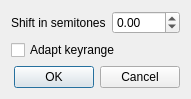
Qt form sources/editor/tools/transpose/tooltranspose_gui.ui (davy7125/polyphone) before a commit.
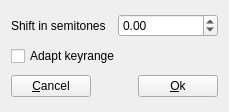
The same form after that commit.

```diff
--- a/sources/editor/tools/transpose/tooltranspose_gui.ui
+++ b/sources/editor/tools/transpose/tooltranspose_gui.ui
@@ -6,8 +6,8 @@
    <rect>
     <x>0</x>
     <y>0</y>
-    <width>184</width>
-    <height>99</height>
+    <width>229</width>
+    <height>112</height>
    </rect>
   </property>
   <property name="windowTitle">
@@ -21,6 +21,44 @@
      </property>
     </widget>
    </item>
+   <item row="1" column="0" colspan="2">
+    <widget class="QCheckBox" name="checkKeyRange">
+     <property name="text">
+      <string>Adapt keyrange</string>
+     </property>
+    </widget>
+   </item>
+   <item row="2" column="0" colspan="2">
+    <layout class="QHBoxLayout" name="horizontalLayout">
+     <item>
+      <widget class="QPushButton" name="pushCancel">
+       <property name="text">
+        <string>&amp;Cancel</string>
+       </property>
+      </widget>
+     </item>
+     <item>
+      <spacer name="horizontalSpacer">
+       <property name="orientation">
+        <enum>Qt::Horizontal</enum>
+       </property>
+       <property name="sizeHint" stdset="0">
+        <size>
+         <width>40</width>
+         <height>20</height>
+        </size>
+       </property>
+      </spacer>
+     </item>
+     <item>
+      <widget class="QPushButton" name="pushOk">
+       <property name="text">
+        <string>&amp;Ok</string>
+       </property>
+      </widget>
+     </item>
+    </layout>
+   </item>
    <item row="0" column="1">
     <widget class="QDoubleSpinBox" name="spinTon">
      <property name="minimum">
@@ -31,33 +69,6 @@
      </property>
     </widget>
    </item>
-   <item row="3" column="0" colspan="2">
-    <widget class="QDialogButtonBox" name="buttonBox">
-     <property name="standardButtons">
-      <set>QDialogButtonBox::Cancel|QDialogButtonBox::Ok</set>
-     </property>
-    </widget>
-   </item>
-   <item row="1" column="0" colspan="2">
-    <widget class="QCheckBox" name="checkKeyRange">
-     <property name="text">
-      <string>Adapt keyrange</string>
-     </property>
-    </widget>
-   </item>
-   <item row="2" column="0">
-    <spacer name="verticalSpacer">
-     <property name="orientation">
-      <enum>Qt::Vertical</enum>
-     </property>
-     <property name="sizeHint" stdset="0">
-      <size>
-       <width>20</width>
-       <height>40</height>
-      </size>
-     </property>
-    </spacer>
-   </item>
   </layout>
  </widget>
  <resources/>
```
